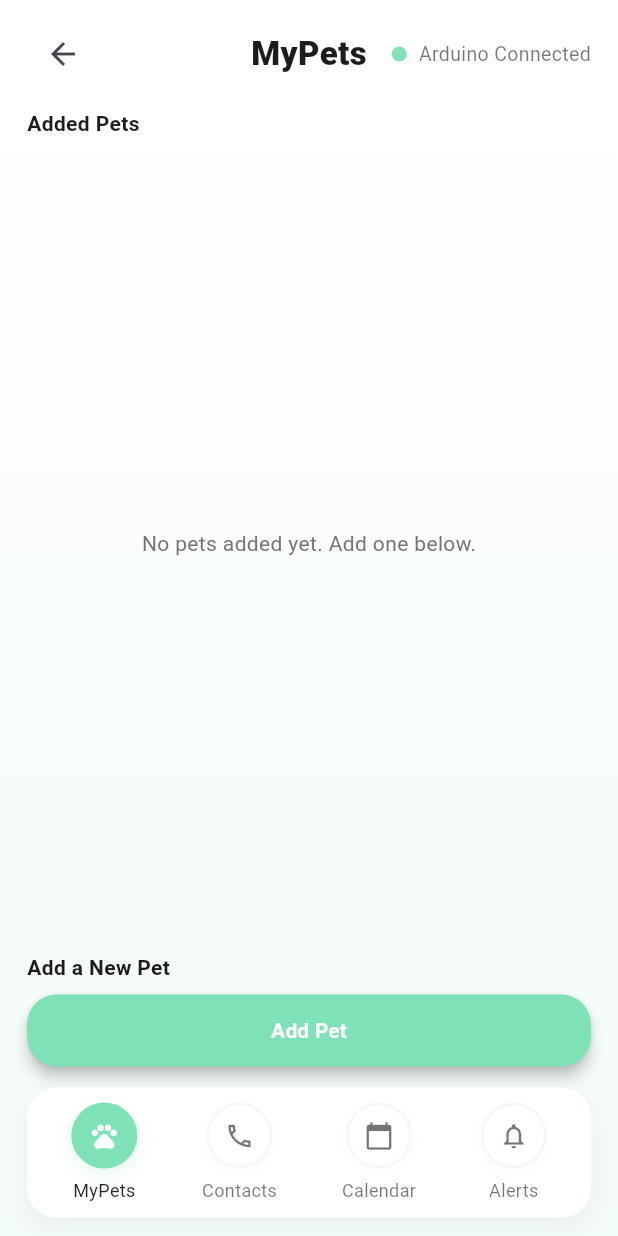
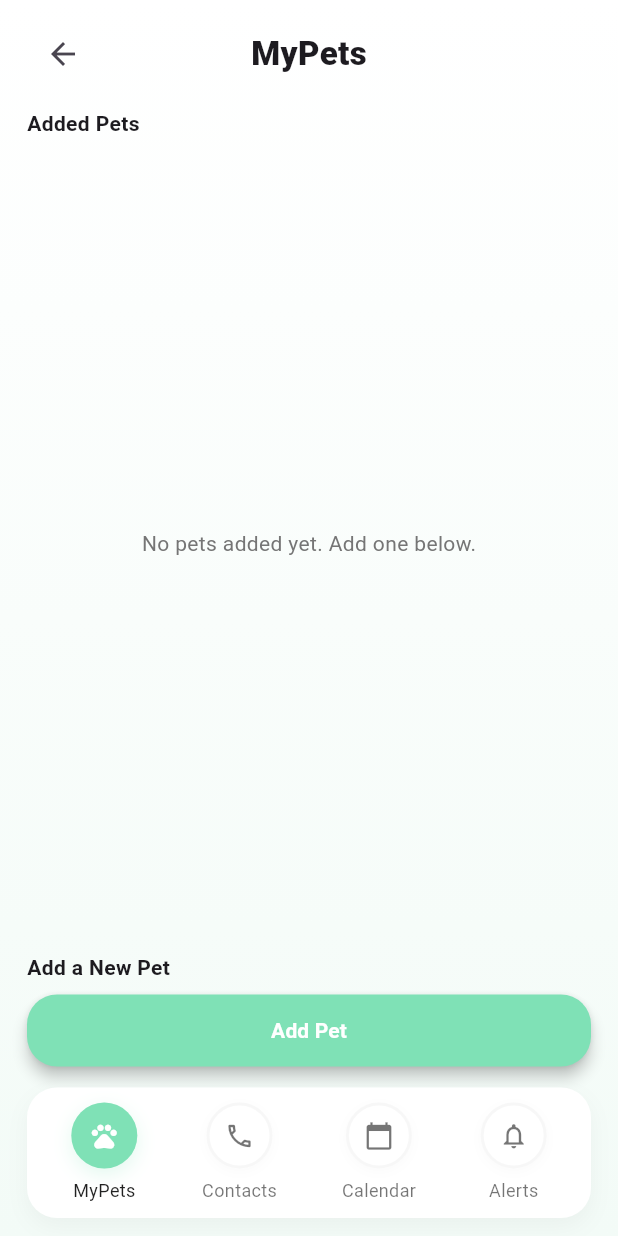
Before and after one commit to Darkmatter269-dev/PetCare, a Flutter app: the MyPetsPage screen opened by its route, on a phone screen of 412 x 824 dp. Run offline on Flutter 3.47's test engine with Material 3 defaults, Android fonts, the phone set to English and light mode, and no system bars; our stand-ins replace flutter_contacts, image_picker, permission_handler.

Commit message:
remove some unnecessary ui

```diff
--- a/lib/models/medical_record.dart
+++ b/lib/models/medical_record.dart
@@ -1,5 +1,3 @@
-import 'package:flutter/foundation.dart';
-
 class MedicalRecord {
   final DateTime dateOfVisit;
   final String vetName;
--- a/lib/screens/mypets_page.dart
+++ b/lib/screens/mypets_page.dart
@@ -39,17 +39,7 @@ class MyPetsPage extends StatelessWidget {
                         alignment: Alignment.center,
                         child: const Text('MyPets', style: TextStyle(fontSize: 22, fontWeight: FontWeight.w800)),
                       ),
-                      Align(
-                        alignment: Alignment.centerRight,
-                        child: Row(
-                          mainAxisSize: MainAxisSize.min,
-                          children: [
-                            Container(width: 10, height: 10, decoration: BoxDecoration(color: mintB, shape: BoxShape.circle)),
-                            const SizedBox(width: 8),
-                            const Text('Arduino Connected', style: TextStyle(fontSize: 13, color: Colors.black54)),
-                          ],
-                        ),
-                      ),
+                      // (Removed) Arduino connected indicator
                       // optional left back button (go to home)
                       Align(
                         alignment: Alignment.centerLeft,
```
